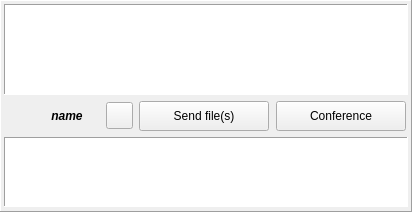
Before: the Qt Designer form Homer/forms/Widgets/MessageWidget.ui in Homer-Conferencing/Homer-Conferencing, drawn with Qt 5.
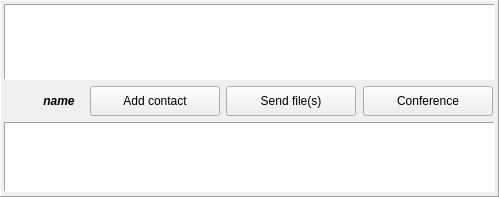
After: the same form once the commit is applied. Icons and pictures are not drawn. Custom widgets are drawn as their Qt base class.

Commit message: - fix: "add contact" button

What changed in the file:
```diff
--- a/Homer/forms/Widgets/MessageWidget.ui
+++ b/Homer/forms/Widgets/MessageWidget.ui
@@ -6,8 +6,8 @@
    <rect>
     <x>0</x>
     <y>0</y>
-    <width>412</width>
-    <height>212</height>
+    <width>499</width>
+    <height>197</height>
    </rect>
   </property>
   <property name="sizePolicy">
@@ -224,24 +224,24 @@
          </widget>
         </item>
         <item>
-         <widget class="QToolButton" name="mTbAdd">
+         <widget class="QPushButton" name="mPbAdd">
           <property name="minimumSize">
            <size>
-            <width>27</width>
-            <height>27</height>
+            <width>130</width>
+            <height>30</height>
            </size>
           </property>
           <property name="maximumSize">
            <size>
-            <width>27</width>
-            <height>27</height>
+            <width>130</width>
+            <height>30</height>
            </size>
           </property>
           <property name="toolTip">
            <string>Add this new user to your contact list</string>
           </property>
           <property name="text">
-           <string/>
+           <string>Add contact</string>
           </property>
           <property name="icon">
            <iconset resource="../../resources/Icons.qrc">
@@ -249,8 +249,8 @@
           </property>
           <property name="iconSize">
            <size>
-            <width>18</width>
-            <height>18</height>
+            <width>22</width>
+            <height>22</height>
            </size>
           </property>
          </widget>
```
Left out of the diff: 4 changed lines with no effect on the pictures. The commit also changes 1 other file.
